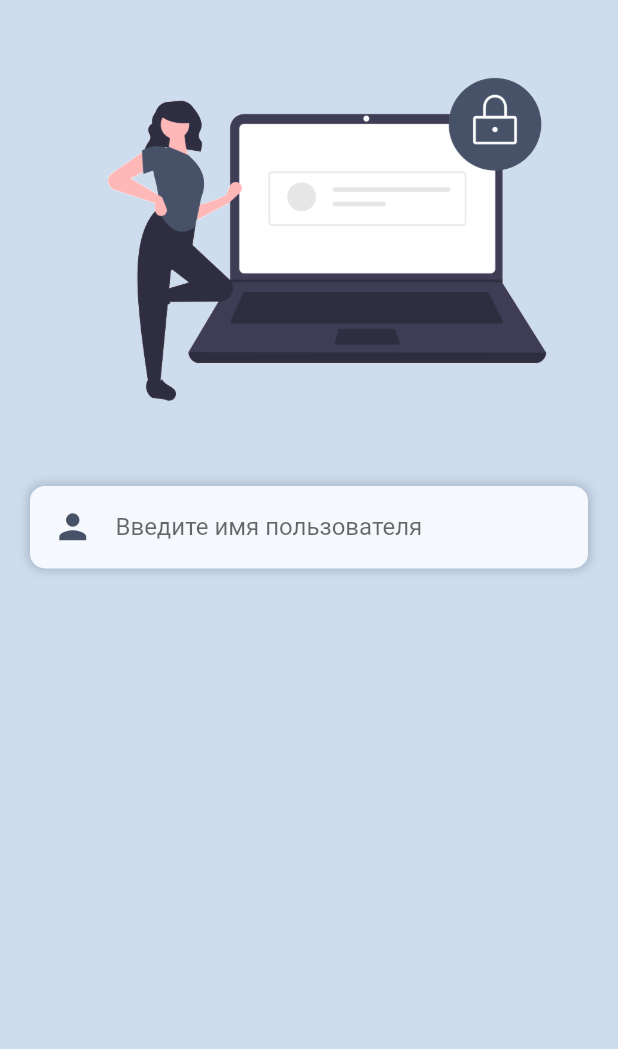
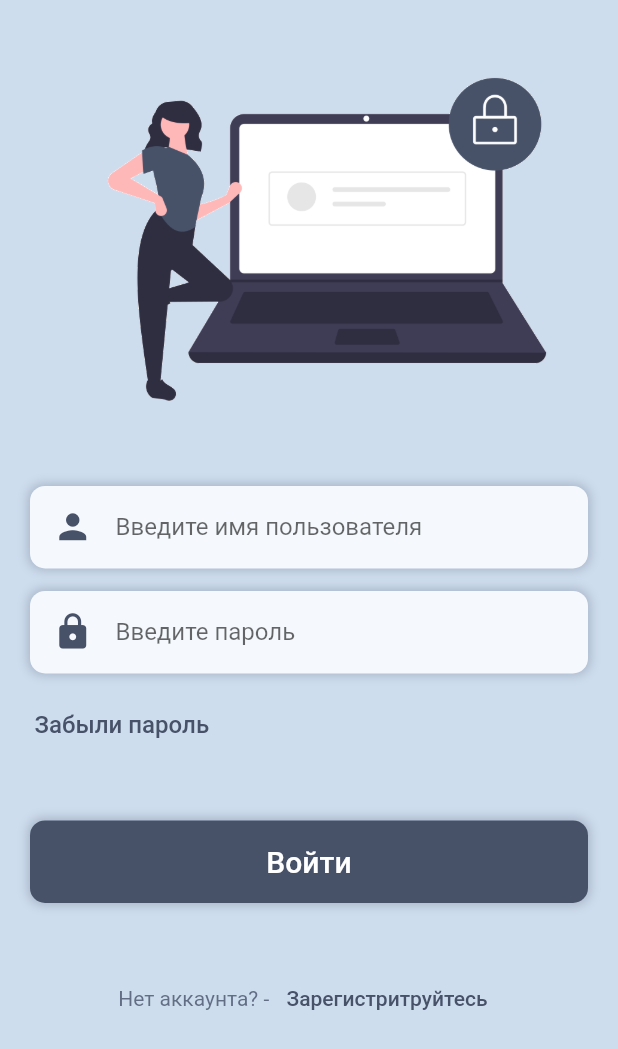
Before and after one commit to dergunovmxm/flutter_nike_store, a Flutter app: the screen it shows after launch, on a phone screen of 412 x 824 dp. Shown: the top 1049 px of the screen. Run offline on Flutter 3.47's test engine with Material 2 defaults, Android fonts, the phone set to English and light mode, and no system bars; our stand-ins replace badges.

```diff
--- a/lib/main.dart
+++ b/lib/main.dart
@@ -1,6 +1,6 @@
 import 'package:flutter/material.dart';
 import 'package:flutter_nike_store/pages/LoginPage.dart';
-import '';
+import 'package:flutter_nike_store/pages/HomePage.dart';
 
 void main() => runApp(MyApp());
 
@@ -13,7 +13,8 @@ class MyApp extends StatelessWidget {
         scaffoldBackgroundColor: Color(0xFFCEDDEE),
       ),
       routes: {
-       "/": (contex) => LoginPage(),
+        "/": (contex) => LoginPage(),
+        "homePage": (context) => HomePage()
       },
     );
   }
--- a/lib/pages/LoginPage.dart
+++ b/lib/pages/LoginPage.dart
@@ -41,13 +41,121 @@ class LoginPage extends StatelessWidget {
                       width: 250,
                       child: TextFormField(
                         decoration: InputDecoration(
-                          border: InputBorder.none,
-                          hintText: 'Введите имя пользователя'
-                        ),
+                            border: InputBorder.none,
+                            hintText: 'Введите имя пользователя'),
                       ),
                     )
                   ],
                 ),
+              ),
+              SizedBox(
+                height: 15,
+              ),
+              Container(
+                margin: EdgeInsets.symmetric(horizontal: 20),
+                padding: EdgeInsets.symmetric(horizontal: 15),
+                height: 55,
+                decoration: BoxDecoration(
+                    color: Color(0xFFF5F9FD),
+                    borderRadius: BorderRadius.circular(10),
+                    boxShadow: [
+                      BoxShadow(
+                        color: Color(0xFF475269).withOpacity(0.3),
+                        blurRadius: 5,
+                        spreadRadius: 1,
+                      )
+                    ]),
+                child: Row(
+                  children: [
+                    Icon(
+                      Icons.lock,
+                      size: 27,
+                      color: Color(0xFF475269),
+                    ),
+                    SizedBox(
+                      width: 15,
+                    ),
+                    Container(
+                      //margin: 0,
+                      width: 250,
+                      child: TextFormField(
+                        decoration: InputDecoration(
+                            border: InputBorder.none,
+                            hintText: 'Введите пароль'),
+                      ),
+                    )
+                  ],
+                ),
+              ),
+              SizedBox(
+                height: 10,
+              ),
+              Container(
+                margin: EdgeInsets.only(left: 15),
+                alignment: Alignment.centerLeft,
+                child: TextButton(
+                  onPressed: () {},
+                  child: Text(
+                    "Забыли пароль",
+                    style: TextStyle(
+                        color: Color(0xFF475269),
+                        fontSize: 16,
+                        fontWeight: FontWeight.w500),
+                  ),
+                ),
+              ),
+              SizedBox(
+                height: 40,
+              ),
+              InkWell(
+                onTap: () {
+                  Navigator.pushNamed(context, 'homePage');
+                },
+                child: Container(
+                  alignment: Alignment.center,
+                  margin: EdgeInsets.symmetric(horizontal: 20),
+                  padding: EdgeInsets.symmetric(horizontal: 15),
+                  height: 55,
+                  width: double.infinity,
+                  decoration: BoxDecoration(
+                      color: Color(0xFF475269),
+                      borderRadius: BorderRadius.circular(10),
+                      boxShadow: [
+                        BoxShadow(
+                            color: Color(0xFF475269).withOpacity(0.3),
+                            blurRadius: 5,
+                            spreadRadius: 1)
+                      ]),
+                  child: Text(
+                    'Войти',
+                    style: TextStyle(
+                        fontSize: 20,
+                        fontWeight: FontWeight.w500,
+                        color: Colors.white),
+                  ),
+                ),
+              ),
+              SizedBox(
+                height: 40,
+              ),
+              Row(
+                mainAxisAlignment: MainAxisAlignment.center,
+                children: [
+                  Text(
+                    "Нет аккаунта? - ",
+                    style: TextStyle(
+                        color: Color(0xFF475269).withOpacity(0.8),
+                        fontSize: 14),
+                  ),
+                  TextButton(
+                      onPressed: () {},
+                      child: Text(
+                        "Зарегистритруйтесь",
+                        style: TextStyle(color: Color(0xFF475269),
+                        fontSize: 14,
+                        fontWeight: FontWeight.w500),
+                      ))
+                ],
               )
             ],
           ),
--- a/pubspec.yaml
+++ b/pubspec.yaml
@@ -30,11 +30,8 @@ environment:
 dependencies:
   flutter:
     sdk: flutter
-
-
-  # The following adds the Cupertino Icons font to your application.
-  # Use with the CupertinoIcons class for iOS style icons.
   cupertino_icons: ^1.0.2
+  badges: ^3.1.1
 
 dev_dependencies:
   flutter_test:
```
Also changed, not shown: lib/pages/HomePage.dart (added, +23 -0 lines), lib/widgets/CustomAppBar.dart (added, +63 -0 lines), pubspec.lock.
